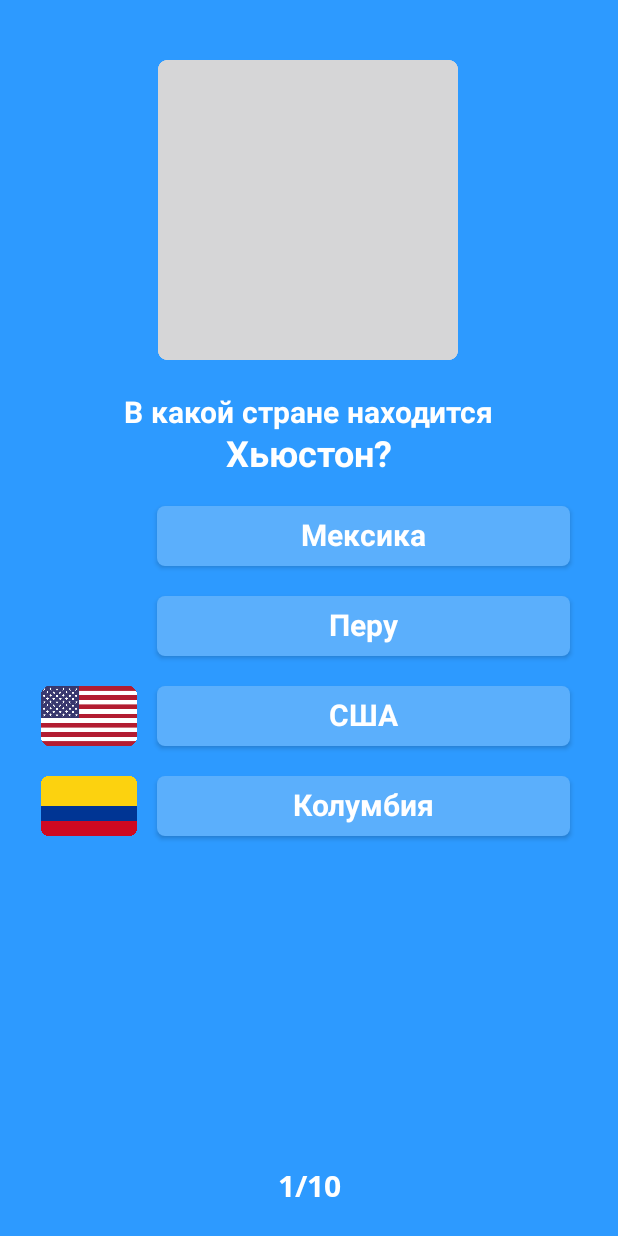
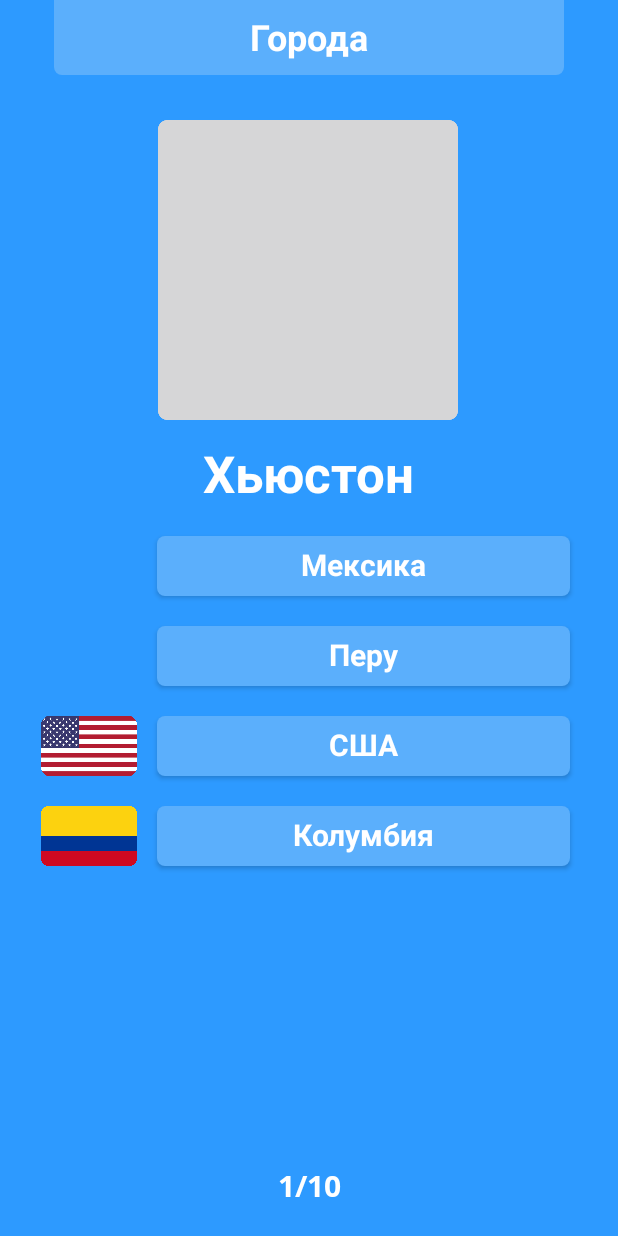
Before and after one commit to HadronCollider/practice21.2-7, an Android app: the CitiesActivity screen opened directly, with no data from a screen before it, on a phone screen of 412 x 824 dp. Run offline under Robolectric (Android 15) with nearby library versions, the phone set to English and light mode, and no system bars; 5 statements that could not run were skipped.

Commit message:
Дизайн "Городов", исправил

```diff
--- a/app/src/main/java/com/makentoshe/androidgithubcitemplate/CitiesActivity.kt
+++ b/app/src/main/java/com/makentoshe/androidgithubcitemplate/CitiesActivity.kt
@@ -84,7 +84,7 @@ class CitiesActivity : AppCompatActivity() {
                 canvas.drawRoundRect((RectF(0f, 0f, mbitmap.getWidth().toFloat(), mbitmap.getHeight().toFloat())), 25f, 25f, mpaint) // Round Image Corner 100 100 100 100
                 cityscape.setImageBitmap(imageRounded)
 
-                cityTextViewMain.setText(questions[ctr].city + "?")
+                cityTextViewMain.setText(questions[ctr].city)
 
                 for (k in 0 until city_btns.size) {
                     city_btns[k].setBackgroundResource(R.drawable.city_shape)
--- a/app/src/main/res/layout/activity_cities.xml
+++ b/app/src/main/res/layout/activity_cities.xml
@@ -92,7 +92,7 @@
         android:id="@+id/cityscape"
         android:layout_width="320dp"
         android:layout_height="200dp"
-        android:layout_marginTop="40dp"
+        android:layout_marginTop="80dp"
         app:layout_constraintEnd_toEndOf="parent"
         app:layout_constraintHorizontal_bias="0.494"
         app:layout_constraintStart_toStartOf="parent"
@@ -100,29 +100,17 @@
         app:srcCompat="@drawable/c1" />
 
     <TextView
-        android:id="@+id/cityTextView2"
+        android:id="@+id/cityTextViewMain"
         android:layout_width="wrap_content"
         android:layout_height="wrap_content"
-        android:layout_marginTop="20dp"
+        android:layout_marginTop="16dp"
         android:fontFamily="@font/open_sans_bold"
-        android:text="В какой стране находится"
+        android:text="Токио"
         android:textColor="@android:color/white"
-        android:textSize="20sp"
+        android:textSize="34sp"
         app:layout_constraintEnd_toEndOf="parent"
         app:layout_constraintStart_toStartOf="parent"
         app:layout_constraintTop_toBottomOf="@+id/cityscape" />
-
-    <TextView
-        android:id="@+id/cityTextViewMain"
-        android:layout_width="wrap_content"
-        android:layout_height="wrap_content"
-        android:fontFamily="@font/open_sans_bold"
-        android:text="Токио?"
-        android:textColor="@android:color/white"
-        android:textSize="24sp"
-        app:layout_constraintEnd_toEndOf="parent"
-        app:layout_constraintStart_toStartOf="parent"
-        app:layout_constraintTop_toBottomOf="@+id/cityTextView2" />
 
     <TextView
         android:id="@+id/city_time"
@@ -165,4 +153,35 @@
         app:layout_constraintStart_toStartOf="parent"
         app:layout_constraintTop_toBottomOf="@+id/cityTextViewMain" />
 
+    <ImageView
+        android:id="@+id/topShape"
+        android:layout_width="340dp"
+        android:layout_height="50dp"
+        app:layout_constraintEnd_toEndOf="parent"
+        app:layout_constraintStart_toStartOf="parent"
+        app:layout_constraintTop_toTopOf="parent"
+        app:srcCompat="@drawable/city_shape" />
+
+    <ImageView
+        android:id="@+id/topShape2"
+        android:layout_width="340dp"
+        android:layout_height="20dp"
+        android:background="@color/btncolor"
+        app:layout_constraintEnd_toEndOf="parent"
+        app:layout_constraintStart_toStartOf="parent"
+        app:layout_constraintTop_toTopOf="@+id/topShape" />
+
+    <TextView
+        android:id="@+id/topText"
+        android:layout_width="wrap_content"
+        android:layout_height="wrap_content"
+        android:fontFamily="@font/open_sans_bold"
+        android:text="Города"
+        android:textColor="@android:color/white"
+        android:textSize="24sp"
+        app:layout_constraintBottom_toBottomOf="@+id/topShape"
+        app:layout_constraintEnd_toEndOf="parent"
+        app:layout_constraintStart_toStartOf="parent"
+        app:layout_constraintTop_toTopOf="@+id/topShape" />
+
 </androidx.constraintlayout.widget.ConstraintLayout>
```
